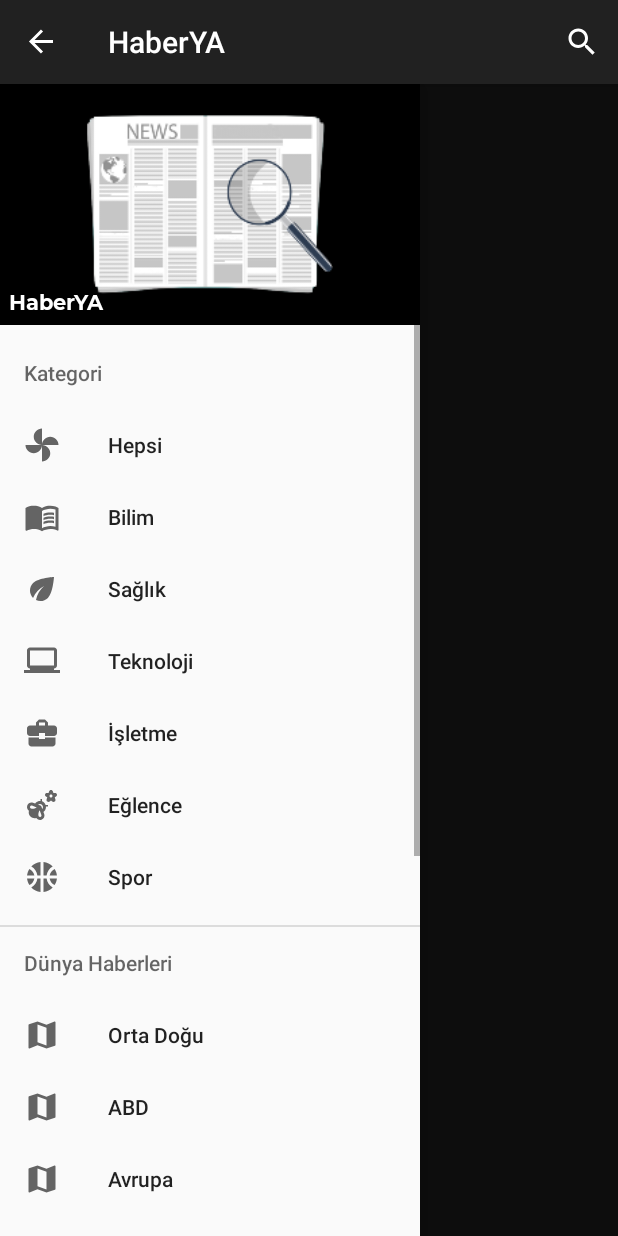
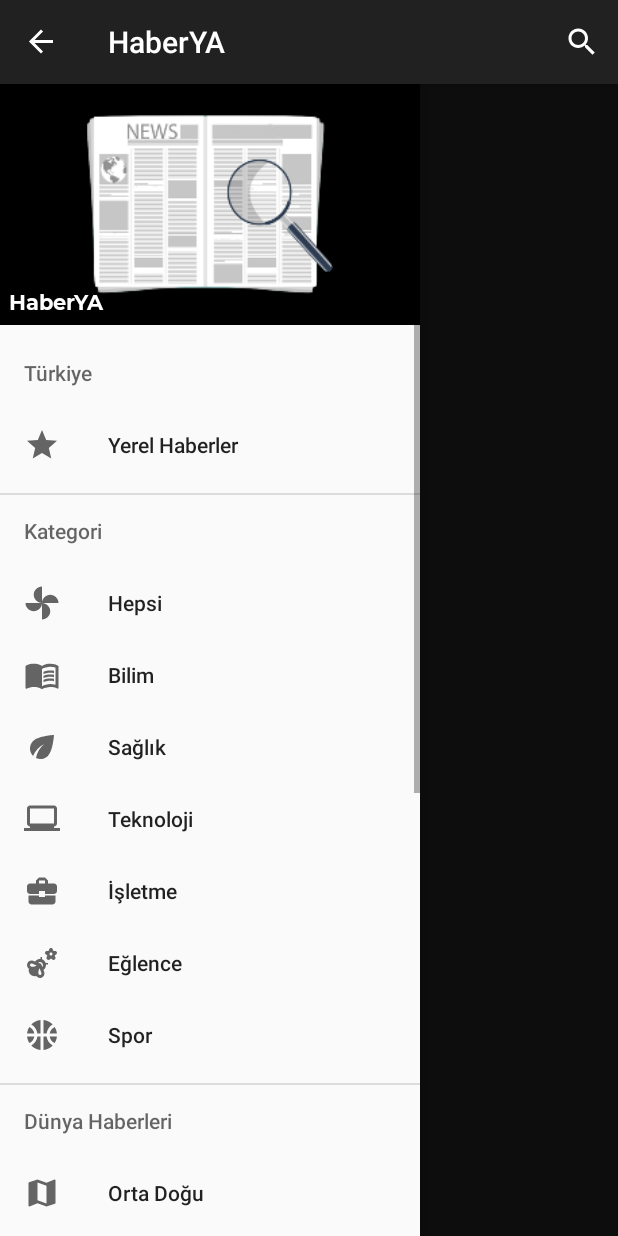
Before and after one commit to yemreak/HaberYA, an Android app: the screen it shows after launch (MainActivity), with the side drawer open, on a phone screen of 412 x 824 dp. Run offline under Robolectric (Android 15) with nearby library versions, the phone set to English and light mode, and no system bars; our stand-ins replace Picasso, Room's generated code, Volley; network calls fail; pictures from the network do not load.

Commit message:
☪️ Yerel haberlere geçiş sağlandı #36

```diff
--- a/app/src/main/java/com/yemreak/haberya/ui/activities/MainActivity.java
+++ b/app/src/main/java/com/yemreak/haberya/ui/activities/MainActivity.java
@@ -66,11 +66,10 @@ public class MainActivity extends AppCompatActivity {
 		newsViewModel.getAllNewsWithState().observe(this, this::initRecyclerView);
 
 		swipeRefreshLayout = findViewById(R.id.refresh_layout);
-		swipeRefreshLayout.setOnRefreshListener(this::getNewNews);
 
 		swipeRefreshLayout.setOnRefreshListener(() -> {
 			if (currentCountry == THOptions.Country.TR && currentCategory == null) {
-				getNewNews();
+				getCountryNews(THOptions.Country.TR);
 			} else if (currentCategory != null) {
 				getCategorizedNews(currentCategory);
 			} else {
@@ -80,7 +79,6 @@ public class MainActivity extends AppCompatActivity {
 
 		AdBlocker.init(this);
 
-		// TODO: 2/5/2020 Asmaa Mirkhan ~ Varsayılan ayarları tanımlaama
 		THOptions.Builder.setDefaultCountry(Options.Country.TR);
 		SOptions.Builder.setDefaultCountry(Options.Country.TR);
 	}
@@ -113,22 +111,10 @@ public class MainActivity extends AppCompatActivity {
 
 	private void initRecyclerView(List<NewsWithState> newsWithStateList) {
 		if (newsWithStateList.size() == 0) {
-			getNewNews();
+			getCountryNews(THOptions.Country.TR);
 		} else {
 			fillView(newsWithStateList);
 		}
-	}
-
-	private void getNewNews() {
-		currentCountry = THOptions.Country.TR;
-		if (isConnected()) {
-			NewsAPI.requestTopHeadlines(
-					this,
-					this::saveToDB,
-					THOptions.Builder().setCountry(currentCountry).build()
-			);
-		}
-		newsViewModel.getAllNewsWithState().observe(this, this::fillView);
 	}
 
 	private void saveToDB(List<News> newsList) {
@@ -158,6 +144,9 @@ public class MainActivity extends AppCompatActivity {
 		navigationView.setNavigationItemSelectedListener((MenuItem menuItem) -> {
 					int id = menuItem.getItemId();
 					switch (id) {
+						case R.id.get_local_item:
+							getCountryNews(THOptions.Country.TR);
+							return true;
 						case R.id.get_all_reacted_but:
 							switchActivity(null);
 							return true;
@@ -190,7 +179,7 @@ public class MainActivity extends AppCompatActivity {
 							return true;
 						case R.id.get_all_news_item:
 							drawerLayout.closeDrawers();
-							getNewNews();
+							newsViewModel.getAllNewsWithState().observe(this, this::initRecyclerView);
 							return true;
 						case R.id.get_science_item:
 							getCategorizedNews(THOptions.Category.SCIENCE);
--- /dev/null
+++ b/app/src/main/res/drawable/local_icon.xml
@@ -0,0 +1,10 @@
+<vector xmlns:android="http://schemas.android.com/apk/res/android"
+	android:width="24dp"
+	android:height="24dp"
+	android:tint="?attr/colorControlNormal"
+	android:viewportWidth="24"
+	android:viewportHeight="24">
+	<path
+		android:fillColor="@android:color/white"
+		android:pathData="M12,17.27L18.18,21l-1.64,-7.03L22,9.24l-7.19,-0.61L12,2 9.19,8.63 2,9.24l5.46,4.73L5.82,21z" />
+</vector>
--- a/app/src/main/res/menu/main_layout_menu.xml
+++ b/app/src/main/res/menu/main_layout_menu.xml
@@ -1,6 +1,13 @@
 <?xml version="1.0" encoding="utf-8"?>
 <menu xmlns:android="http://schemas.android.com/apk/res/android">
-
+	<item android:title="@string/turkey">
+		<menu>
+			<item
+				android:id="@+id/get_local_item"
+				android:icon="@drawable/local_icon"
+				android:title="@string/local" />
+		</menu>
+	</item>
 	<item android:title="@string/category">
 		<menu>
 			<item
--- a/app/src/main/res/values/strings.xml
+++ b/app/src/main/res/values/strings.xml
@@ -25,4 +25,6 @@
 	<string name="business">İşletme</string>
 	<string name="entertainment">Eğlence</string>
 	<string name="sport">Spor</string>
+	<string name="local">Yerel Haberler</string>
+	<string name="turkey">Türkiye</string>
 </resources>
```
